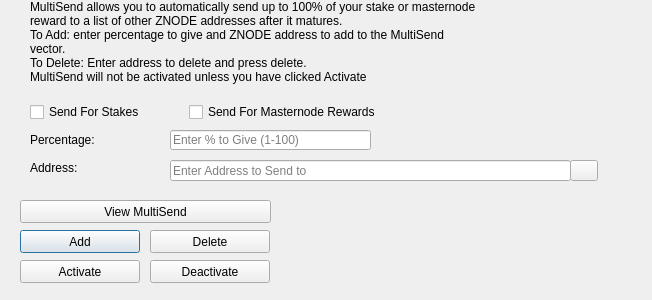
Before: the Qt Designer form src/qt/forms/multisenddialog.ui in zeronode-project/zeronode, drawn with Qt 5.
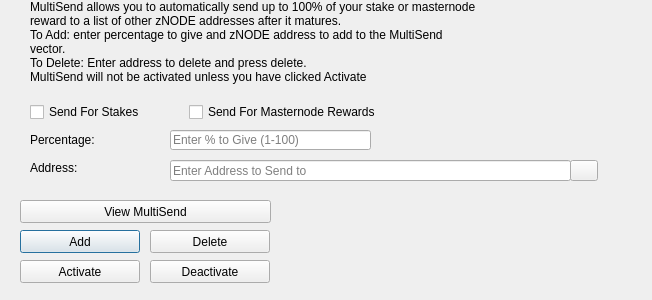
After: the same form once the commit is applied. Icons and pictures are not drawn.

What changed in the file:
```diff
--- a/src/qt/forms/multisenddialog.ui
+++ b/src/qt/forms/multisenddialog.ui
@@ -61,8 +61,8 @@
     <number>1</number>
    </property>
    <property name="text">
-    <string>MultiSend allows you to automatically send up to 100% of your stake or masternode reward to a list of other ZNODE addresses after it matures.
-To Add: enter percentage to give and ZNODE address to add to the MultiSend vector.
+    <string>MultiSend allows you to automatically send up to 100% of your stake or masternode reward to a list of other zNODE addresses after it matures.
+To Add: enter percentage to give and zNODE address to add to the MultiSend vector.
 To Delete: Enter address to delete and press delete.
 MultiSend will not be activated unless you have clicked Activate</string>
    </property>
```
